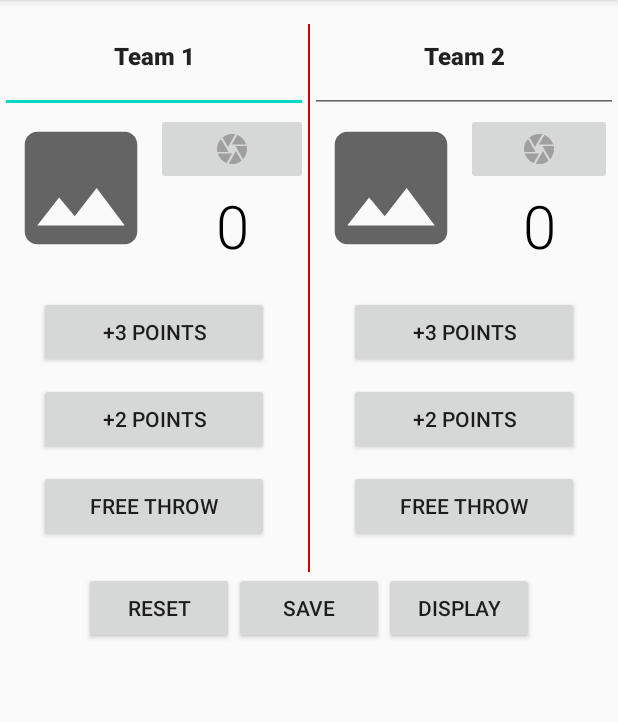
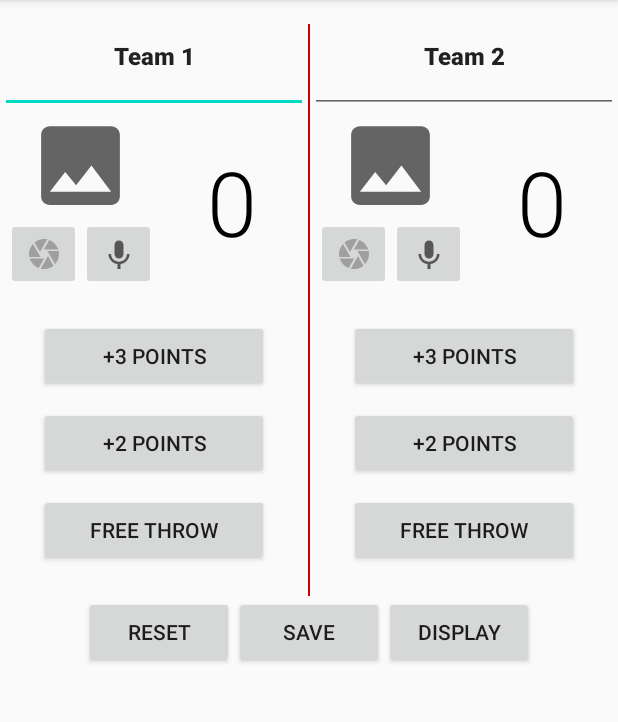
Before and after one commit to Matthew7758/group21_project3, an Android app: the screen it shows after launch (MainActivity), on a phone screen of 412 x 824 dp, the part 84-806 px from its top. Run offline under Robolectric (Android 15) with nearby library versions, the phone set to English and light mode, and no system bars; our stand-ins replace Room's generated code; 1 statement that could not run was skipped.

Commit message:
Added button for part 2

```diff
--- /dev/null
+++ b/app/src/main/res/drawable/ic_baseline_keyboard_voice_24.xml
@@ -0,0 +1,10 @@
+<vector xmlns:android="http://schemas.android.com/apk/res/android"
+    android:width="24dp"
+    android:height="24dp"
+    android:viewportWidth="24"
+    android:viewportHeight="24"
+    android:tint="?attr/colorControlNormal">
+  <path
+      android:fillColor="@android:color/white"
+      android:pathData="M12,15c1.66,0 2.99,-1.34 2.99,-3L15,6c0,-1.66 -1.34,-3 -3,-3S9,4.34 9,6v6c0,1.66 1.34,3 3,3zM17.3,12c0,3 -2.54,5.1 -5.3,5.1S6.7,15 6.7,12L5,12c0,3.42 2.72,6.23 6,6.72L11,22h2v-3.28c3.28,-0.48 6,-3.3 6,-6.72h-1.7z"/>
+</vector>
--- a/app/src/main/res/layout/game_fragment.xml
+++ b/app/src/main/res/layout/game_fragment.xml
@@ -50,37 +50,57 @@
                     android:layout_marginStart="4dp"
 
                     >
-
+                    <LinearLayout
+                        android:layout_width="wrap_content"
+                        android:layout_height="wrap_content"
+                        android:orientation="vertical">
                         <ImageView
+                            android:layout_gravity="center"
                             android:id="@+id/team1Image"
-                        android:layout_width="100dp"
-                        android:layout_height="100dp"
+                            android:layout_width="70dp"
+                            android:layout_height="70dp"
                             android:scaleType="centerCrop"
                             android:contentDescription="@string/team1Name"
                             android:src="@drawable/ic_baseline_image_24" />
 
                         <LinearLayout
-                        android:layout_width="match_parent"
+                            android:layout_width="wrap_content"
                             android:layout_height="wrap_content"
-                        android:orientation="vertical">
+                            android:orientation="horizontal">
 
                             <ImageButton
                                 android:id="@+id/team1ImageBtn"
-                            android:layout_width="match_parent"
+                                android:layout_width="50dp"
                                 android:layout_height="wrap_content"
                                 android:minHeight="48dp"
                                 android:src="@drawable/ic_baseline_camera_24"
                                 tools:ignore="SpeakableTextPresentCheck" />
+                            <ImageButton
+                                android:id="@+id/team1MicBtn"
+                                android:layout_width="50dp"
+                                android:layout_height="wrap_content"
+                                android:minHeight="48dp"
+                                android:src="@drawable/ic_baseline_keyboard_voice_24"
+                                tools:ignore="SpeakableTextPresentCheck"/>
+                        </LinearLayout>
+                    </LinearLayout>
+
+
+                    <LinearLayout
+                        android:layout_width="match_parent"
+                        android:layout_height="match_parent"
+                        android:orientation="vertical">
+
 
                         <TextView
                             android:id="@+id/team1Score"
                             android:layout_width="match_parent"
-                            android:layout_height="wrap_content"
+                            android:layout_height="match_parent"
                             android:fontFamily="sans-serif-light"
                             android:gravity="center"
                             android:text="@string/ZeroScore"
                             android:textColor="#000000"
-                            android:textSize="40sp" />
+                            android:textSize="60sp" />
                     </LinearLayout>
 
                 </LinearLayout>
@@ -146,36 +166,61 @@
                     android:layout_width="match_parent"
                     android:layout_height="wrap_content"
                     android:orientation="horizontal"
-                    android:layout_marginEnd="4dp"
-                    android:layout_marginBottom="20dp">
+                    android:layout_marginBottom="20dp"
+                    android:layout_marginStart="4dp"
+
+                    >
+                    <LinearLayout
+                        android:layout_width="wrap_content"
+                        android:layout_height="wrap_content"
+                        android:orientation="vertical">
                         <ImageView
+                            android:layout_gravity="center"
                             android:id="@+id/team2Image"
-                        android:layout_marginStart="4dp"
-                        android:layout_width="100dp"
-                        android:layout_height="100dp"
+                            android:layout_width="70dp"
+                            android:layout_height="70dp"
                             android:scaleType="centerCrop"
                             android:contentDescription="@string/team1Name"
                             android:src="@drawable/ic_baseline_image_24" />
+
                         <LinearLayout
-                        android:layout_width="match_parent"
+                            android:layout_width="wrap_content"
                             android:layout_height="wrap_content"
-                        android:orientation="vertical">
+                            android:orientation="horizontal">
+
                             <ImageButton
                                 android:id="@+id/team2ImageBtn"
-                            android:layout_width="match_parent"
+                                android:layout_width="50dp"
                                 android:layout_height="wrap_content"
                                 android:minHeight="48dp"
                                 android:src="@drawable/ic_baseline_camera_24"
                                 tools:ignore="SpeakableTextPresentCheck" />
+                            <ImageButton
+                                android:id="@+id/team2MicBtn"
+                                android:layout_width="50dp"
+                                android:layout_height="wrap_content"
+                                android:minHeight="48dp"
+                                android:src="@drawable/ic_baseline_keyboard_voice_24"
+                                tools:ignore="SpeakableTextPresentCheck"/>
+                        </LinearLayout>
+                    </LinearLayout>
+
+
+                    <LinearLayout
+                        android:layout_width="match_parent"
+                        android:layout_height="match_parent"
+                        android:orientation="vertical">
+
+
                         <TextView
                             android:id="@+id/team2Score"
                             android:layout_width="match_parent"
-                            android:layout_height="wrap_content"
+                            android:layout_height="match_parent"
                             android:fontFamily="sans-serif-light"
                             android:gravity="center"
                             android:text="@string/ZeroScore"
                             android:textColor="#000000"
-                            android:textSize="40sp" />
+                            android:textSize="60sp" />
                     </LinearLayout>
 
                 </LinearLayout>
```
Lines whose indentation alone changed are shown as unchanged.
